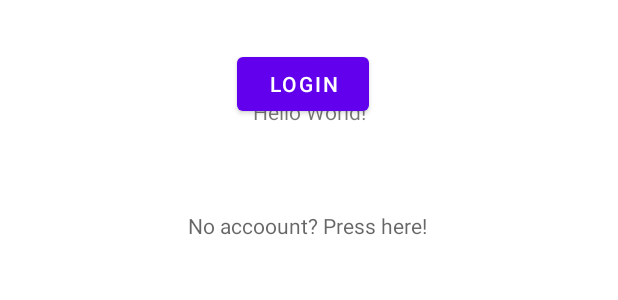
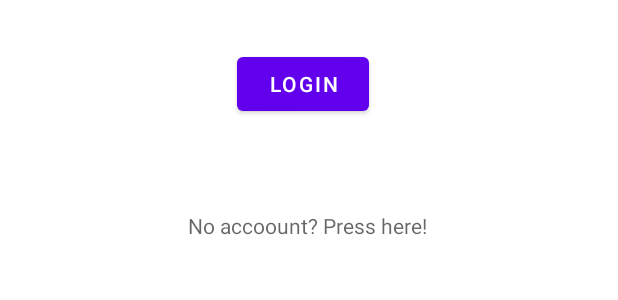
Before and after one commit to MuhannadSatouf/Fiskekort, an Android app: the layout activity_main.xml on its own in the app's theme, with its tools: preview values and no code run, on a phone screen of 412 x 824 dp. Shown: the part 507-807 px from the top of the screen. Run offline under Robolectric (Android 15) with nearby library versions, the phone set to English and light mode, and no system bars.

Commit message:
Fix some errors

```diff
--- a/app/src/main/java/com/example/fiskekort/license/Licence.java
+++ b/app/src/main/java/com/example/fiskekort/license/Licence.java
@@ -6,8 +6,7 @@ import androidx.fragment.app.FragmentTransaction;
 
 import android.os.Bundle;
 
-
-import com.example.fiskekort.R;
+import com.satouf.fiskekort.R;
 
 
 public class Licence extends AppCompatActivity {
--- a/app/src/main/java/com/example/fiskekort/license/LicenceFragment.java
+++ b/app/src/main/java/com/example/fiskekort/license/LicenceFragment.java
@@ -14,7 +14,7 @@ import android.widget.Toast;
 
 import com.satouf.fiskekort.R;
 
-import com.example.fiskekort.R;
+
 
 
 import java.util.ArrayList;
--- a/app/src/main/java/com/example/fiskekort/license/LicenseAdapter.java
+++ b/app/src/main/java/com/example/fiskekort/license/LicenseAdapter.java
@@ -13,7 +13,6 @@ import androidx.recyclerview.widget.RecyclerView;
 
 import com.satouf.fiskekort.R;
 
-import com.example.fiskekort.R;
 
 
 import java.util.List;
--- a/app/src/main/res/layout/activity_main.xml
+++ b/app/src/main/res/layout/activity_main.xml
@@ -6,14 +6,6 @@
     android:layout_height="match_parent"
     tools:context="com.example.fiskekort.MainActivity">
 
-    <TextView
-        android:layout_width="wrap_content"
-        android:layout_height="wrap_content"
-        android:text="Hello World!"
-        app:layout_constraintBottom_toBottomOf="parent"
-        app:layout_constraintLeft_toLeftOf="parent"
-        app:layout_constraintRight_toRightOf="parent"
-        app:layout_constraintTop_toTopOf="parent" />
 
 
     <EditText
--- a/app/src/main/res/layout/fragment_licence.xml
+++ b/app/src/main/res/layout/fragment_licence.xml
@@ -7,7 +7,8 @@
     android:background="@color/licence_Primary"
     android:orientation="vertical"
 
-    tools:context="com.example.fiskekort.license.LicenceFragment">
+    tools:context="com.example.fiskekort.license.LicenceFragment"
+    tools:ignore="ExtraText">
 
     tools:context=".license.LicenceFragment">
 
@@ -16,7 +17,6 @@
         android:layout_width="wrap_content"
         android:layout_height="wrap_content"
         android:layout_gravity="end"
-        android:drawableStart="@drawable/ic_sort"
         android:drawablePadding="8dp"
         android:paddingStart="16dp"
         android:paddingTop="8dp"
@@ -26,7 +26,7 @@
         android:textColor="@android:color/darker_gray"
 
         android:textSize="13sp"
-        android:drawableLeft="@drawable/ic_sort" />
+        />
 
         android:textSize="13sp" />
 
--- a/app/src/main/res/layout/license_items.xml
+++ b/app/src/main/res/layout/license_items.xml
@@ -4,7 +4,6 @@
     android:layout_width="match_parent"
     android:layout_height="wrap_content"
     android:layout_margin="16dp"
-    android:background="@drawable/license_item_bg"
     android:orientation="vertical"
     app:cardCornerRadius="4dp"
     app:cardElevation="2dp">
```
Also changed, not shown: app/src/main/AndroidManifest.xml (+5 -11 lines), app/src/main/java/com/example/fiskekort/MainActivity.java (+1 -7 lines).
